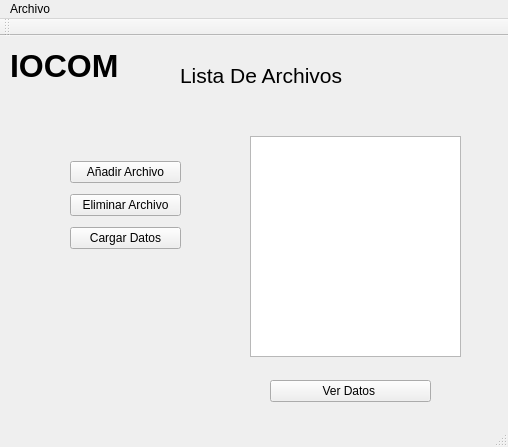
First picture: the form in Interfaz/UI/InicioSubirDatos.ui, repository Dumaru/ExcelReports, before the edit.
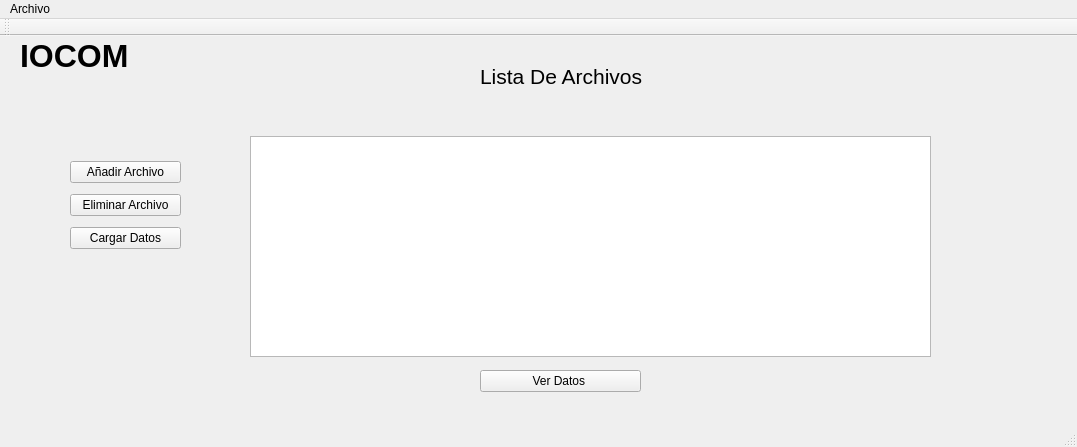
Second picture: the form after the edit.

Commit message:
Actualización
Mejora Interfaz principal

Diff of the .ui file:
```diff
--- a/Interfaz/UI/InicioSubirDatos.ui
+++ b/Interfaz/UI/InicioSubirDatos.ui
@@ -6,7 +6,7 @@
    <rect>
     <x>0</x>
     <y>0</y>
-    <width>508</width>
+    <width>1077</width>
     <height>447</height>
    </rect>
   </property>
@@ -17,20 +17,33 @@
    <widget class="QWidget" name="verticalLayoutWidget">
     <property name="geometry">
      <rect>
-      <x>160</x>
+      <x>480</x>
       <y>20</y>
       <width>231</width>
       <height>41</height>
      </rect>
     </property>
-    <layout class="QVBoxLayout" name="verticalLayout"/>
+    <layout class="QVBoxLayout" name="verticalLayout">
+     <item>
+      <widget class="QLabel" name="labelTtiulo">
+       <property name="font">
+        <font>
+         <pointsize>16</pointsize>
+        </font>
+       </property>
+       <property name="text">
+        <string>Lista De Archivos</string>
+       </property>
+      </widget>
+     </item>
+    </layout>
    </widget>
    <widget class="QWidget" name="horizontalLayoutWidget">
     <property name="geometry">
      <rect>
       <x>250</x>
       <y>100</y>
-      <width>211</width>
+      <width>681</width>
       <height>221</height>
      </rect>
     </property>
@@ -73,29 +86,11 @@
      </item>
     </layout>
    </widget>
-   <widget class="QLabel" name="labelTtiulo">
-    <property name="geometry">
-     <rect>
-      <x>180</x>
-      <y>20</y>
-      <width>221</width>
-      <height>39</height>
-     </rect>
-    </property>
-    <property name="font">
-     <font>
-      <pointsize>16</pointsize>
-     </font>
-    </property>
-    <property name="text">
-     <string>Lista De Archivos</string>
-    </property>
-   </widget>
    <widget class="QWidget" name="horizontalLayoutWidget_2">
     <property name="geometry">
      <rect>
-      <x>270</x>
-      <y>340</y>
+      <x>480</x>
+      <y>330</y>
       <width>161</width>
       <height>30</height>
      </rect>
@@ -113,8 +108,8 @@
    <widget class="QLabel" name="Titulo">
     <property name="geometry">
      <rect>
-      <x>10</x>
-      <y>10</y>
+      <x>20</x>
+      <y>0</y>
       <width>141</width>
       <height>41</height>
      </rect>
@@ -129,7 +124,7 @@
     <rect>
      <x>0</x>
      <y>0</y>
-     <width>508</width>
+     <width>1077</width>
      <height>26</height>
     </rect>
    </property>
```
The commit also changes 1 other file.
